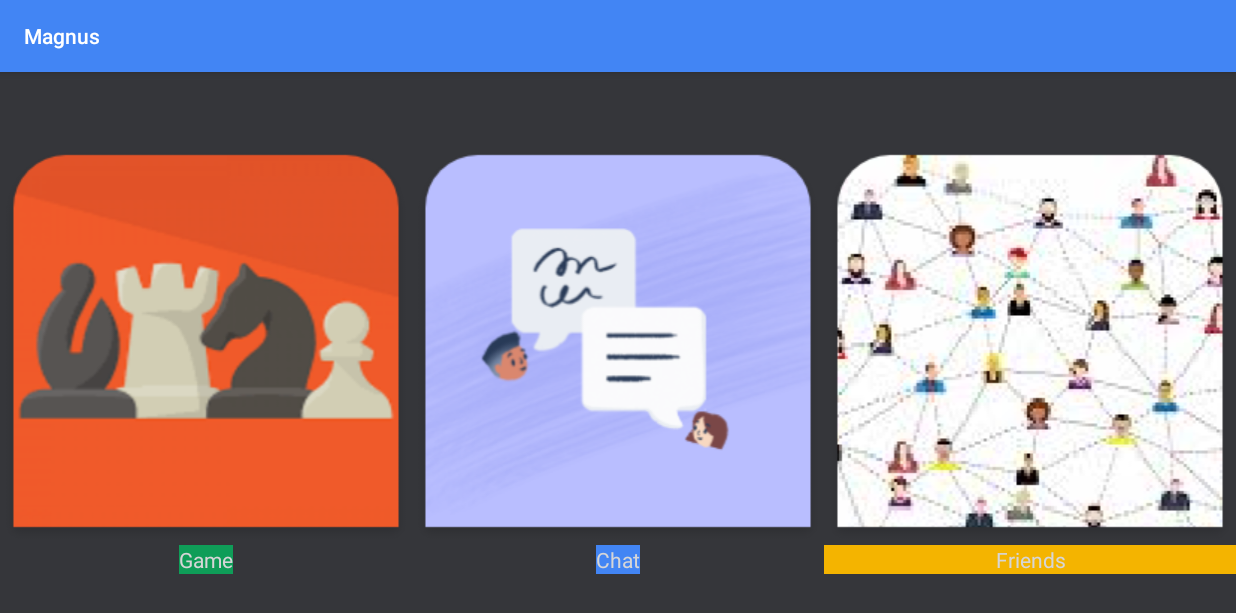
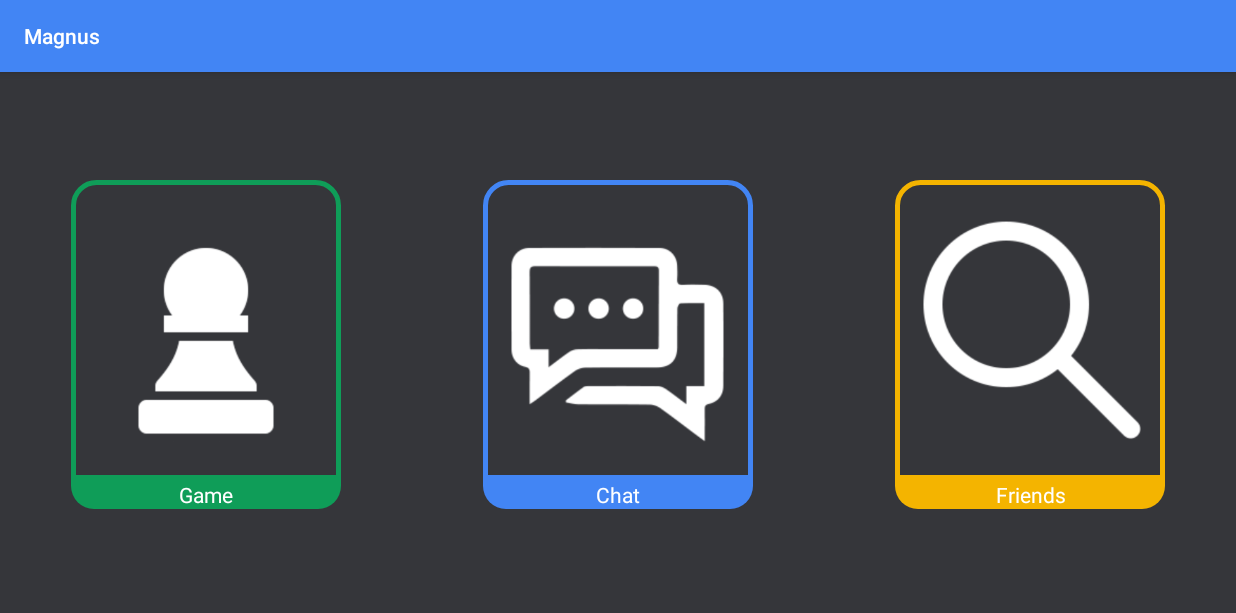
Before and after one commit to Lyxaaa/magnus-client, an Android app: the Home screen opened directly, with no data from a screen before it, on a phone screen of 824 x 412 dp (held sideways). Shown: the top 613 px of the screen. Run offline under Robolectric (Android 15) with nearby library versions, the phone set to English and light mode, and no system bars.

Commit message:
Added rounded icons to look SHECSHY

```diff
--- a/app/build.gradle
+++ b/app/build.gradle
@@ -27,6 +27,7 @@ dependencies {
     implementation fileTree(dir: 'libs', include: ['*.jar'])
     implementation 'androidx.appcompat:appcompat:1.0.2'
     implementation 'androidx.constraintlayout:constraintlayout:1.1.3'
+    implementation 'com.google.android.material:material:1.2.0'
     implementation 'androidx.legacy:legacy-support-v4:1.0.0'
     testImplementation 'junit:junit:4.12'
     androidTestImplementation 'androidx.test:runner:1.1.1'
--- a/app/src/main/java/com/deco/magnus/ActivityScreens/Home.java
+++ b/app/src/main/java/com/deco/magnus/ActivityScreens/Home.java
@@ -2,8 +2,10 @@ package com.deco.magnus.ActivityScreens;
 
 import android.content.Intent;
 import android.os.Bundle;
+import android.view.MotionEvent;
 import android.view.View;
 import android.widget.Button;
+import android.widget.TextView;
 
 import androidx.appcompat.app.AppCompatActivity;
 
@@ -18,16 +20,29 @@ public class Home extends AppCompatActivity {
         setContentView(R.layout.home_main);
         User user = MainActivity.getLoggedUser();
 
-        final Button gameBtn = findViewById(R.id.game_btn);
-        final Button chatBtn = findViewById(R.id.chat_btn);
-        final Button friendsBtn = findViewById(R.id.friends_btn);
-
-        gameBtn.setBackground(getResources().getDrawable(R.drawable.game_icon));
-        chatBtn.setBackground(getResources().getDrawable(R.drawable.chat_icon));
-        friendsBtn.setBackground(getResources().getDrawable(R.drawable.friends_icon));
+        final Button gameBtn = findViewById(R.id.home_game_btn);
+        final Button chatBtn = findViewById(R.id.home_chat_btn);
+        final Button friendsBtn = findViewById(R.id.home_friends_btn);
+        final TextView gameTxt = findViewById(R.id.home_game_txt);
+        final TextView chatTxt = findViewById(R.id.home_chat_txt);
+        final TextView friendsTxt = findViewById(R.id.home_friends_txt);
 
         friendsBtn.setMaxWidth(20);
         friendsBtn.setMaxHeight(20);
+
+        gameBtn.setOnTouchListener(new View.OnTouchListener() {
+            @Override
+            public boolean onTouch(View v, MotionEvent event) {
+                if (event.getActionMasked() == MotionEvent.ACTION_DOWN) {
+                    gameBtn.getContext().getResources().getColorStateList(R.color.colorAccent);
+                    gameTxt.getContext().getResources().getColorStateList(R.color.colorAccent);
+                            //.setTextColor(getResources().getColor(R.color.credentialsDefault));
+                } else if (event.getActionMasked() == MotionEvent.ACTION_UP) {
+
+                }
+                return false;
+            }
+        });
 
         gameBtn.setOnClickListener(new View.OnClickListener() {
             @Override
--- a/app/src/main/java/com/deco/magnus/ActivityScreens/MainActivity.java
+++ b/app/src/main/java/com/deco/magnus/ActivityScreens/MainActivity.java
@@ -55,8 +55,8 @@ public class MainActivity extends AppCompatActivity {
         final FragmentManager fragmentManager = this.getSupportFragmentManager();
 
         final RelativeLayout rootLayout = findViewById(R.id.root_layout);
-        final Button registerBtn = findViewById(R.id.register_btn);
-        final Button loginBtn = findViewById(R.id.login_btn);
+        final Button registerBtn = findViewById(R.id.main_register_btn);
+        final Button loginBtn = findViewById(R.id.main_login_btn);
 
         loginBtn.setOnClickListener(new View.OnClickListener() {
             @Override
--- /dev/null
+++ b/app/src/main/res/drawable/button_border_chat.xml
@@ -0,0 +1,14 @@
+<?xml version="1.0" encoding="utf-8"?>
+<selector xmlns:android="http://schemas.android.com/apk/res/android">
+    <item>
+        <shape xmlns:android="http://schemas.android.com/apk/res/android"
+            android:shape="rectangle">
+<!--            <gradient android:startColor="#FFFFFF"-->
+<!--                android:endColor="@color/gameBtn"-->
+<!--                android:angle="270" />-->
+            <corners android:topLeftRadius="15dp"
+                android:topRightRadius="15dp"/>
+            <stroke android:width="5px" android:color="@color/chatBtn" />
+        </shape>
+    </item>
+</selector>
--- /dev/null
+++ b/app/src/main/res/drawable/button_border_friends.xml
@@ -0,0 +1,14 @@
+<?xml version="1.0" encoding="utf-8"?>
+<selector xmlns:android="http://schemas.android.com/apk/res/android">
+    <item>
+        <shape xmlns:android="http://schemas.android.com/apk/res/android"
+            android:shape="rectangle">
+<!--            <gradient android:startColor="#FFFFFF"-->
+<!--                android:endColor="@color/gameBtn"-->
+<!--                android:angle="270" />-->
+            <corners android:topLeftRadius="15dp"
+                android:topRightRadius="15dp"/>
+            <stroke android:width="5px" android:color="@color/friendsBtn" />
+        </shape>
+    </item>
+</selector>
--- /dev/null
+++ b/app/src/main/res/drawable/button_border_game.xml
@@ -0,0 +1,14 @@
+<?xml version="1.0" encoding="utf-8"?>
+<selector xmlns:android="http://schemas.android.com/apk/res/android">
+    <item>
+        <shape xmlns:android="http://schemas.android.com/apk/res/android"
+            android:shape="rectangle">
+<!--            <gradient android:startColor="#FFFFFF"-->
+<!--                android:endColor="@color/gameBtn"-->
+<!--                android:angle="270" />-->
+            <corners android:topLeftRadius="15dp"
+                android:topRightRadius="15dp"/>
+            <stroke android:width="5px" android:color="@color/gameBtn" />
+        </shape>
+    </item>
+</selector>
--- /dev/null
+++ b/app/src/main/res/drawable/rounded_text.xml
@@ -0,0 +1,15 @@
+<?xml version="1.0" encoding="utf-8"?>
+<selector xmlns:android="http://schemas.android.com/apk/res/android">
+    <item>
+        <shape
+            android:shape="rectangle"
+            android:padding="10dp">
+
+            <solid android:color="@color/white" />
+
+            <corners
+                android:bottomLeftRadius="15dp"
+                android:bottomRightRadius="15dp"/>
+        </shape>
+    </item>
+</selector>
--- a/app/src/main/res/layout/game_main.xml
+++ b/app/src/main/res/layout/game_main.xml
@@ -18,7 +18,7 @@
         android:gravity="center">
 
         <Button
-            android:id="@+id/game_btn"
+            android:id="@+id/game_start_btn"
             android:layout_width="wrap_content"
             android:layout_height="wrap_content"
             android:layout_marginTop="20dp"
--- a/app/src/main/res/layout/home_main.xml
+++ b/app/src/main/res/layout/home_main.xml
@@ -17,6 +17,7 @@
         android:gravity="center">
     </LinearLayout>
 
+
     <!--  Holds the 3 main buttons [Game, Chat, Friends]  -->
     <LinearLayout
         android:layout_width="match_parent"
@@ -31,28 +32,38 @@
             android:layout_weight="1"
             android:gravity="center">
 
-            <Button
-                android:id="@+id/game_btn"
+            <FrameLayout
                 android:layout_width="wrap_content"
                 android:layout_height="wrap_content"
+                android:background="@drawable/button_border_game">
+            <Button
+                android:id="@+id/home_game_btn"
+                android:layout_width="@dimen/largeIcon"
+                android:layout_height="@dimen/largeIcon"
                 android:maxHeight="100px"
                 android:maxWidth="100px"
                 android:layout_marginTop="20dp"
-                android:background="#0099FF"
-                android:textColor="#FFFFFF" />
+                android:background="@drawable/pawn"
+                android:backgroundTint="@color/white"
+                android:textColor="#FFFFFF"
+                style="@style/Widget.AppCompat.Button.Borderless"
+                app:cornerRadius="8dp"
+                app:rippleColor="#33AAAAAA"
+                app:strokeColor="@color/gameBtn"
+                app:strokeWidth="2dp"/>
+
+            </FrameLayout>
 
             <TextView
-                android:id="@+id/game_txt"
-                android:layout_width="wrap_content"
+                android:id="@+id/home_game_txt"
+                android:layout_width="@dimen/largeIcon"
                 android:layout_height="wrap_content"
                 android:text="Game"
-                app:layout_constraintBottom_toBottomOf="parent"
-                app:layout_constraintLeft_toLeftOf="parent"
-                app:layout_constraintRight_toRightOf="parent"
-                app:layout_constraintTop_toTopOf="parent"
-                android:textColor="@color/whiteText"
-                android:background="@color/gameBtn"
-                android:fontFamily=""/>
+                android:textColor="@color/white"
+                android:background="@drawable/rounded_text"
+                android:backgroundTint="@color/gameBtn"
+                android:gravity="center"
+                />
 
         </LinearLayout>
 
@@ -63,24 +74,31 @@
             android:layout_weight="1"
             android:gravity="center">
 
-            <Button
-                android:id="@+id/chat_btn"
+            <FrameLayout
                 android:layout_width="wrap_content"
                 android:layout_height="wrap_content"
+                android:background="@drawable/button_border_chat">
+                <Button
+                    android:id="@+id/home_chat_btn"
+                    android:layout_width="@dimen/largeIcon"
+                    android:layout_height="@dimen/largeIcon"
                     android:maxHeight="100px"
                     android:maxWidth="100px"
                     android:layout_marginTop="20dp"
-                android:background="#0099FF"
+                    android:background="@drawable/chat"
+                    android:backgroundTint="@color/white"
                     android:textColor="#FFFFFF" />
+            </FrameLayout>
 
             <TextView
-                android:id="@+id/chat_txt"
-                android:layout_width="wrap_content"
+                android:id="@+id/home_chat_txt"
+                android:layout_width="@dimen/largeIcon"
                 android:layout_height="wrap_content"
                 android:text="Chat"
-                android:textColor="@color/whiteText"
-                android:background="@color/chatBtn"/>
-
+                android:textColor="@color/white"
+                android:background="@drawable/rounded_text"
+                android:backgroundTint="@color/chatBtn"
+                android:gravity="center"/>
         </LinearLayout>
 
         <LinearLayout
@@ -90,28 +108,31 @@
             android:layout_weight="1"
             android:gravity="center">
 
-            <Button
-                android:id="@+id/friends_btn"
+            <FrameLayout
                 android:layout_width="wrap_content"
                 android:layout_height="wrap_content"
+                android:background="@drawable/button_border_friends">
+                <Button
+                    android:id="@+id/home_friends_btn"
+                    android:layout_width="@dimen/largeIcon"
+                    android:layout_height="@dimen/largeIcon"
                     android:maxHeight="100px"
                     android:maxWidth="100px"
                     android:layout_marginTop="20dp"
-                android:background="#0099FF"
+                    android:background="@drawable/search"
+                    android:backgroundTint="@color/white"
                     android:textColor="#FFFFFF" />
+            </FrameLayout>
 
             <TextView
-                android:id="@+id/friends_txt"
-                android:layout_width="match_parent"
+                android:id="@+id/home_friends_txt"
+                android:layout_width="@dimen/largeIcon"
                 android:layout_height="wrap_content"
                 android:text="Friends"
                 android:gravity="center"
-                app:layout_constraintBottom_toBottomOf="parent"
-                app:layout_constraintLeft_toLeftOf="parent"
-                app:layout_constraintRight_toRightOf="parent"
-                app:layout_constraintTop_toTopOf="parent"
-                android:textColor="@color/whiteText"
-                android:background="@color/friendsBtn"/>
+                android:textColor="@color/white"
+                android:background="@drawable/rounded_text"
+                android:backgroundTint="@color/friendsBtn"/>
 
         </LinearLayout>
     </LinearLayout>
--- /dev/null
+++ b/app/src/main/res/values/sizes.xml
@@ -0,0 +1,4 @@
+<?xml version="1.0" encoding="utf-8"?>
+<resources>
+    <dimen name="largeIcon">180dp</dimen>
+</resources>
```
Also changed, not shown: app/src/main/res/drawable/button_border.xml (added, +14 -0 lines), app/src/main/res/layout/activity_main.xml (+43 -16 lines). Lines whose indentation alone changed are shown as unchanged.
